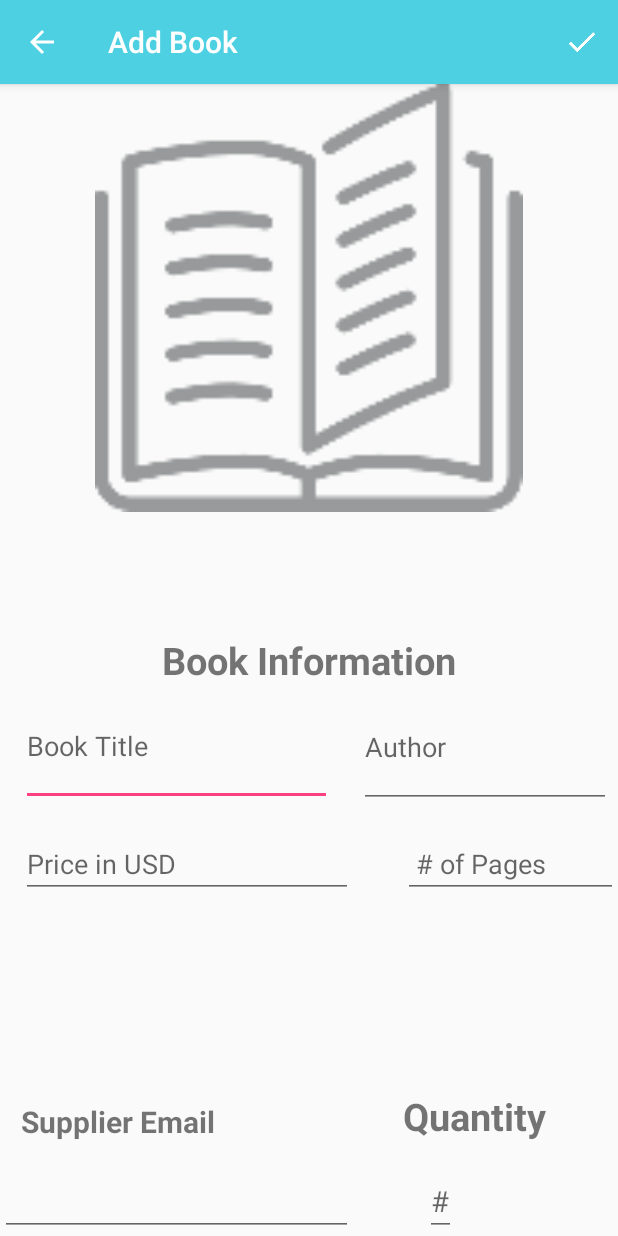
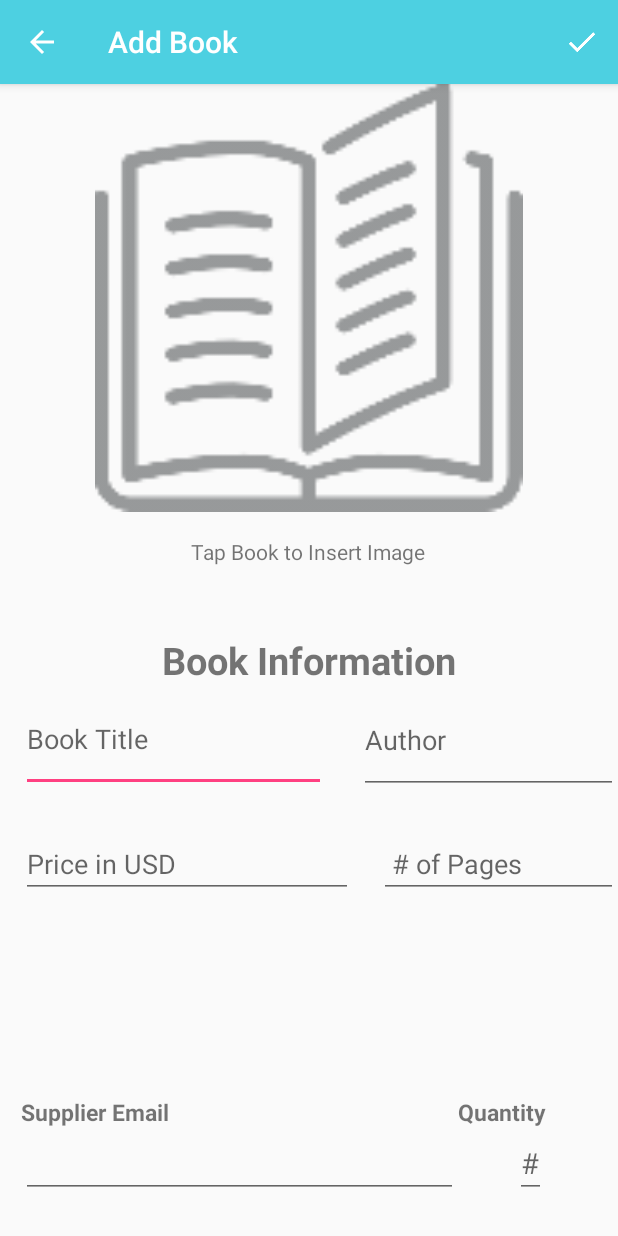
Before and after one commit to katherinebabineau/BookInventoryApplication, an Android app: the EditorActivity screen opened directly, with no data from a screen before it, on a phone screen of 412 x 824 dp. Run offline under Robolectric (Android 15) with nearby library versions, the phone set to English and light mode, and no system bars.

Commit message:
updates Editor Page to avoid crowding

```diff
--- a/app/src/main/java/com/example/katie/bookinventoryapplication/DetailsActivity.java
+++ b/app/src/main/java/com/example/katie/bookinventoryapplication/DetailsActivity.java
@@ -24,6 +24,7 @@ public class DetailsActivity extends AppCompatActivity implements LoaderManager.
     private TextView mPagesTextView;
     private TextView mPriceTextView;
     private TextView mQuantityTextView;
+    private TextView mSupplierEmailTextView;
     private Button mEmailSupplierButton;
 
     private Uri mCurrentBookUri;
--- a/app/src/main/java/com/example/katie/bookinventoryapplication/MainActivity.java
+++ b/app/src/main/java/com/example/katie/bookinventoryapplication/MainActivity.java
@@ -44,9 +44,9 @@ public class MainActivity extends AppCompatActivity implements LoaderManager.Loa
             @Override
             public void onItemClick(AdapterView<?> adapterView, View view, int i, long l) {
                 Uri bookUri = ContentUris.withAppendedId(BookContract.BookEntry.CONTENT_URI, l);
-               // Intent intent = new Intent(MainActivity.this, DetailsActivity.class);
-               // intent.setData(bookUri);
-               // startActivity(intent);
+                Intent intent = new Intent(MainActivity.this, DetailsActivity.class);
+                intent.setData(bookUri);
+                startActivity(intent);
             }
         });
 
--- a/app/src/main/res/layout/activity_editor.xml
+++ b/app/src/main/res/layout/activity_editor.xml
@@ -42,9 +42,10 @@
 
             <EditText
                 android:id="@+id/bookTitleEditTextEditor"
-         android:layout_width="207dp"
-         android:layout_height="80dp"
-         android:hint="Book Title" />
+                android:layout_width="203dp"
+                android:layout_height="68dp"
+                android:hint="Book Title"
+                android:layout_weight="0.10" />
 
         </LinearLayout>
 
@@ -56,13 +57,13 @@
 
             <EditText
                 android:id="@+id/bookAuthorEditTextEditor"
-                android:layout_width="168dp"
+                android:layout_width="match_parent"
                 android:layout_height="72dp"
                 android:layout_above="@+id/quantityHeaderEditor"
                 android:layout_toLeftOf="@+id/quantitySummaryEditor"
                 android:layout_toStartOf="@+id/quantitySummaryEditor"
-                android:layout_weight="0.40"
-                android:hint="Author" />
+                android:hint="Author"
+                android:paddingRight="15dp" />
 
         </LinearLayout>
 
@@ -74,7 +75,7 @@
         android:layout_width="wrap_content"
         android:layout_height="wrap_content"
         android:text="Quantity"
-        android:textSize="25sp"
+        android:textSize="15sp"
         android:textStyle="bold"
         android:layout_marginRight="48dp"
         android:layout_marginEnd="48dp"
@@ -96,18 +97,19 @@
         android:layout_height="wrap_content"
         android:hint="#"
         android:textSize="19sp"
+
+        android:layout_marginBottom="25dp"
         android:layout_alignParentBottom="true"
-        android:layout_alignRight="@+id/headerTextViewDetails"
-        android:layout_alignEnd="@+id/headerTextViewDetails" />
+        android:layout_alignRight="@+id/quantityHeaderEditor"
+        android:layout_alignEnd="@+id/quantityHeaderEditor" />
 
     <TextView
         android:id="@+id/textView"
         android:layout_width="match_parent"
         android:layout_height="wrap_content"
         android:text="Supplier Email"
-        android:textSize="20sp"
+        android:textSize="15sp"
         android:textStyle="bold"
-        android:layout_marginBottom="16dp"
         android:layout_above="@+id/quantitySummaryEditor"
         android:layout_alignLeft="@+id/bookPriceEditTextEditor"
         android:layout_alignStart="@+id/bookPriceEditTextEditor" />
@@ -129,8 +131,10 @@
         android:layout_weight="1"
         android:hint=" # of Pages"
         android:layout_below="@+id/linearLayout"
-        android:layout_alignLeft="@+id/quantityHeaderEditor"
-        android:layout_alignStart="@+id/quantityHeaderEditor" />
+        android:layout_toRightOf="@+id/bookPriceEditTextEditor"
+        android:layout_toEndOf="@+id/bookPriceEditTextEditor"
+        android:layout_marginLeft="17dp"
+        android:layout_marginStart="17dp" />
 
     <EditText
         android:id="@+id/supplierEmaileditor"
@@ -138,10 +142,17 @@
         android:layout_height="wrap_content"
         android:inputType="textEmailAddress"
         android:textSize="19sp"
-        android:layout_alignParentBottom="true"
-        android:layout_alignTop="@+id/quantitySummaryEditor"
-        android:layout_toRightOf="@+id/linearLayout2"
-        android:layout_alignRight="@+id/bookPriceEditTextEditor"
-        android:layout_alignEnd="@+id/bookPriceEditTextEditor" />
+        android:layout_below="@+id/quantityHeaderEditor"
+        android:layout_toLeftOf="@+id/quantityHeaderEditor"
+        android:layout_alignLeft="@+id/textView"
+        android:layout_alignStart="@+id/textView" />
+    <TextView
+        android:layout_width="wrap_content"
+        android:layout_height="wrap_content"
+        android:text="Tap Book to Insert Image"
+        android:layout_above="@+id/headerTextViewDetails"
+        android:layout_centerHorizontal="true"
+        android:layout_marginBottom="45dp"
+        android:id="@+id/textView3" />
 
 </RelativeLayout>
--- a/app/src/main/res/values/strings.xml
+++ b/app/src/main/res/values/strings.xml
@@ -1,6 +1,6 @@
 <resources>
     <string name="app_name">Book Inventory Application</string>
-    <string name="all_inventory_price_text">price %1$.2f </string> <!-- %1$.2f == format character for a float number,
+    <string name="all_inventory_price_text">$%1$.2f </string> <!-- %1$.2f == format character for a float number,
     where ".2" sets the number of decimal points to be displayed-->
     <string name="saleToast">You\'ve made a sale!</string>
     <string name="stock_unavailable">Stock Unavailable for Sale</string>
```
Also changed, not shown: app/src/main/res/layout/activity_details.xml (+33 -35 lines), app/src/main/res/layout/list_item.xml (+9 -4 lines). Lines whose indentation alone changed are shown as unchanged.
